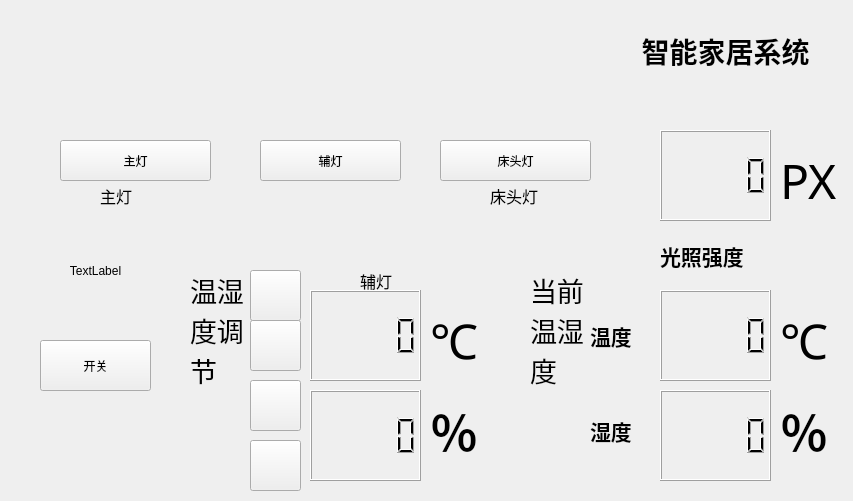
Old version of the form roomcontrol.ui in the repository WANG-zibi/IoT_CourseDesign.
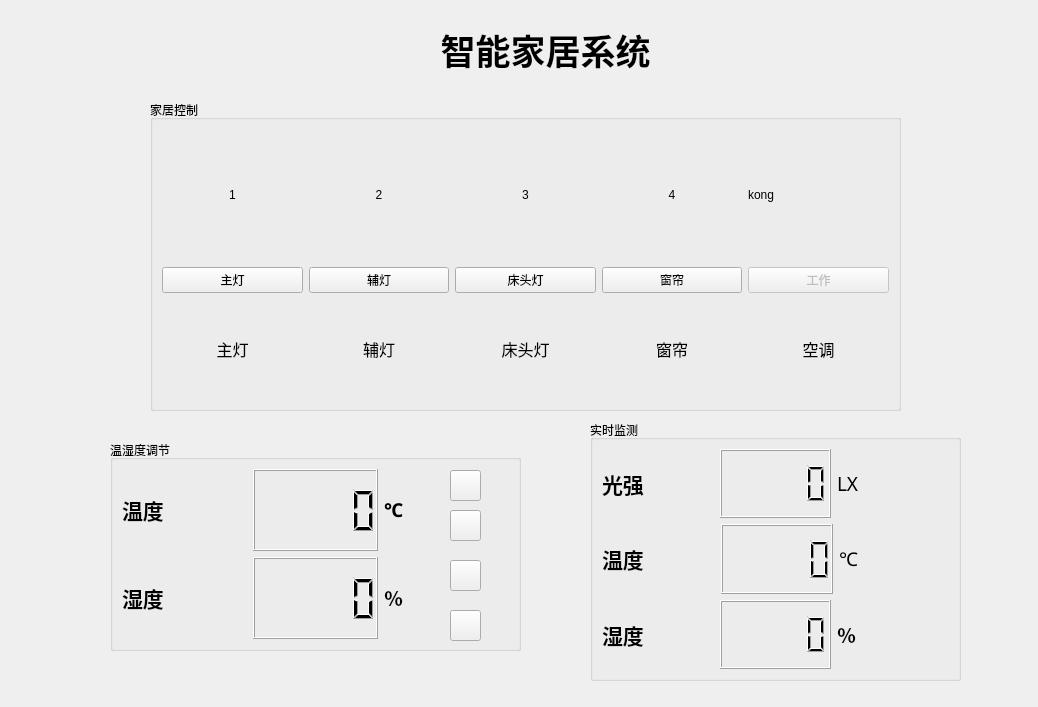
New version of the form. Icons and pictures are not drawn. Custom widgets are drawn as their Qt base class.

Diff of the .ui file:
```diff
--- a/roomcontrol.ui
+++ b/roomcontrol.ui
@@ -6,308 +6,24 @@
    <rect>
     <x>0</x>
     <y>0</y>
-    <width>853</width>
-    <height>501</height>
+    <width>1038</width>
+    <height>707</height>
    </rect>
   </property>
   <property name="windowTitle">
    <string>Form</string>
   </property>
-  <widget class="QWidget" name="layoutWidget">
-   <property name="geometry">
-    <rect>
-     <x>50</x>
-     <y>9</y>
-     <width>551</width>
-     <height>131</height>
-    </rect>
-   </property>
-   <layout class="QHBoxLayout" name="horizontalLayout">
-    <item>
-     <layout class="QVBoxLayout" name="verticalLayout">
-      <item>
-       <widget class="QLabel" name="deng1">
-        <property name="text">
-         <string/>
-        </property>
-        <property name="alignment">
-         <set>Qt::AlignCenter</set>
-        </property>
-       </widget>
-      </item>
-     </layout>
-    </item>
-    <item>
-     <layout class="QVBoxLayout" name="verticalLayout_2">
-      <item>
-       <widget class="QLabel" name="deng2">
-        <property name="text">
-         <string/>
-        </property>
-        <property name="alignment">
-         <set>Qt::AlignCenter</set>
-        </property>
-       </widget>
-      </item>
-     </layout>
-    </item>
-    <item>
-     <layout class="QVBoxLayout" name="verticalLayout_3">
-      <item>
-       <widget class="QLabel" name="deng3">
-        <property name="text">
-         <string/>
-        </property>
-        <property name="alignment">
-         <set>Qt::AlignCenter</set>
-        </property>
-       </widget>
-      </item>
-     </layout>
-    </item>
-   </layout>
-  </widget>
-  <widget class="SwitchButton" name="pushButton">
-   <property name="geometry">
-    <rect>
-     <x>40</x>
-     <y>340</y>
-     <width>111</width>
-     <height>51</height>
-    </rect>
-   </property>
-   <property name="maximumSize">
-    <size>
-     <width>1000</width>
-     <height>500</height>
-    </size>
-   </property>
-   <property name="text">
-    <string>开关</string>
-   </property>
-  </widget>
-  <widget class="QLabel" name="curtain">
-   <property name="geometry">
-    <rect>
-     <x>40</x>
-     <y>220</y>
-     <width>111</width>
-     <height>101</height>
-    </rect>
-   </property>
-   <property name="text">
-    <string>TextLabel</string>
-   </property>
-   <property name="alignment">
-    <set>Qt::AlignCenter</set>
-   </property>
-  </widget>
-  <widget class="QLCDNumber" name="lcdNumber">
-   <property name="geometry">
-    <rect>
-     <x>660</x>
-     <y>290</y>
-     <width>111</width>
-     <height>91</height>
-    </rect>
-   </property>
-  </widget>
-  <widget class="QLCDNumber" name="lcdNumber_2">
-   <property name="geometry">
-    <rect>
-     <x>660</x>
-     <y>390</y>
-     <width>111</width>
-     <height>91</height>
-    </rect>
-   </property>
-  </widget>
-  <widget class="QLabel" name="label">
-   <property name="geometry">
-    <rect>
-     <x>780</x>
-     <y>300</y>
-     <width>72</width>
-     <height>81</height>
-    </rect>
-   </property>
-   <property name="font">
-    <font>
-     <family>黑体</family>
-     <pointsize>36</pointsize>
-    </font>
-   </property>
-   <property name="text">
-    <string>℃</string>
-   </property>
-  </widget>
-  <widget class="QLabel" name="label_2">
-   <property name="geometry">
-    <rect>
-     <x>780</x>
-     <y>390</y>
-     <width>72</width>
-     <height>81</height>
-    </rect>
-   </property>
-   <property name="font">
-    <font>
-     <family>黑体</family>
-     <pointsize>36</pointsize>
-     <weight>75</weight>
-     <bold>true</bold>
-    </font>
-   </property>
-   <property name="text">
-    <string>％</string>
-   </property>
-  </widget>
-  <widget class="SwitchButton" name="pushButton1">
-   <property name="geometry">
-    <rect>
-     <x>60</x>
-     <y>140</y>
-     <width>151</width>
-     <height>41</height>
-    </rect>
-   </property>
-   <property name="text">
-    <string>主灯</string>
-   </property>
-  </widget>
-  <widget class="SwitchButton" name="pushButton_2">
-   <property name="geometry">
-    <rect>
-     <x>260</x>
-     <y>140</y>
-     <width>141</width>
-     <height>41</height>
-    </rect>
-   </property>
-   <property name="text">
-    <string>辅灯</string>
-   </property>
-  </widget>
-  <widget class="SwitchButton" name="pushButton_3">
-   <property name="geometry">
-    <rect>
-     <x>440</x>
-     <y>140</y>
-     <width>151</width>
-     <height>41</height>
-    </rect>
-   </property>
-   <property name="text">
-    <string>床头灯</string>
-   </property>
-  </widget>
-  <widget class="QLabel" name="label_3">
-   <property name="geometry">
-    <rect>
-     <x>100</x>
-     <y>180</y>
-     <width>71</width>
-     <height>31</height>
-    </rect>
-   </property>
-   <property name="font">
-    <font>
-     <pointsize>12</pointsize>
-    </font>
-   </property>
-   <property name="text">
-    <string>主灯</string>
-   </property>
-  </widget>
-  <widget class="QLabel" name="label_4">
-   <property name="geometry">
-    <rect>
-     <x>360</x>
-     <y>260</y>
-     <width>81</width>
-     <height>41</height>
-    </rect>
-   </property>
-   <property name="font">
-    <font>
-     <pointsize>12</pointsize>
-    </font>
-   </property>
-   <property name="text">
-    <string>辅灯</string>
-   </property>
-  </widget>
-  <widget class="QLabel" name="label_5">
-   <property name="geometry">
-    <rect>
-     <x>490</x>
-     <y>180</y>
-     <width>81</width>
-     <height>31</height>
-    </rect>
-   </property>
-   <property name="font">
-    <font>
-     <pointsize>12</pointsize>
-    </font>
-   </property>
-   <property name="text">
-    <string>床头灯</string>
-   </property>
-  </widget>
-  <widget class="QLabel" name="label_6">
-   <property name="geometry">
-    <rect>
-     <x>590</x>
-     <y>300</y>
-     <width>61</width>
-     <height>71</height>
-    </rect>
-   </property>
-   <property name="font">
-    <font>
-     <family>黑体</family>
-     <pointsize>16</pointsize>
-     <weight>75</weight>
-     <bold>true</bold>
-    </font>
-   </property>
-   <property name="text">
-    <string>温度</string>
-   </property>
-  </widget>
-  <widget class="QLabel" name="label_7">
-   <property name="geometry">
-    <rect>
-     <x>590</x>
-     <y>390</y>
-     <width>61</width>
-     <height>81</height>
-    </rect>
-   </property>
-   <property name="font">
-    <font>
-     <family>黑体</family>
-     <pointsize>16</pointsize>
-     <weight>75</weight>
-     <bold>true</bold>
-    </font>
-   </property>
-   <property name="text">
-    <string>湿度</string>
-   </property>
-  </widget>
   <widget class="QPushButton" name="plus">
    <property name="geometry">
     <rect>
-     <x>250</x>
-     <y>270</y>
-     <width>51</width>
-     <height>51</height>
+     <x>450</x>
+     <y>470</y>
+     <width>31</width>
+     <height>31</height>
     </rect>
    </property>
    <property name="styleSheet">
-    <string notr="true">image: url(:/new/prefix2/images/light/temp_add.png);</string>
+    <string notr="true">border-image: url(:/new/prefix2/images/light/temp_add.png);</string>
    </property>
    <property name="text">
     <string/>
@@ -316,90 +32,30 @@
   <widget class="QPushButton" name="sub">
    <property name="geometry">
     <rect>
-     <x>250</x>
-     <y>320</y>
-     <width>51</width>
-     <height>51</height>
+     <x>450</x>
+     <y>510</y>
+     <width>31</width>
+     <height>31</height>
     </rect>
    </property>
    <property name="styleSheet">
-    <string notr="true">image: url(:/new/prefix2/images/light/temp_sub.png);</string>
+    <string notr="true">border-image: url(:/new/prefix2/images/light/temp_sub.png);</string>
    </property>
    <property name="text">
     <string/>
    </property>
   </widget>
-  <widget class="QLCDNumber" name="lcdNumber_3">
-   <property name="geometry">
-    <rect>
-     <x>310</x>
-     <y>390</y>
-     <width>111</width>
-     <height>91</height>
-    </rect>
-   </property>
-  </widget>
-  <widget class="QLCDNumber" name="lcdNumber_4">
-   <property name="geometry">
-    <rect>
-     <x>310</x>
-     <y>290</y>
-     <width>111</width>
-     <height>91</height>
-    </rect>
-   </property>
-  </widget>
-  <widget class="QLabel" name="label_8">
-   <property name="geometry">
-    <rect>
-     <x>430</x>
-     <y>390</y>
-     <width>72</width>
-     <height>81</height>
-    </rect>
-   </property>
-   <property name="font">
-    <font>
-     <family>黑体</family>
-     <pointsize>36</pointsize>
-     <weight>75</weight>
-     <bold>true</bold>
-    </font>
-   </property>
-   <property name="text">
-    <string>％</string>
-   </property>
-  </widget>
-  <widget class="QLabel" name="label_9">
-   <property name="geometry">
-    <rect>
-     <x>430</x>
-     <y>300</y>
-     <width>72</width>
-     <height>81</height>
-    </rect>
-   </property>
-   <property name="font">
-    <font>
-     <family>黑体</family>
-     <pointsize>36</pointsize>
-    </font>
-   </property>
-   <property name="text">
-    <string>℃</string>
-   </property>
-  </widget>
   <widget class="QPushButton" name="sub_2">
    <property name="geometry">
     <rect>
-     <x>250</x>
-     <y>440</y>
-     <width>51</width>
-     <height>51</height>
+     <x>450</x>
+     <y>610</y>
+     <width>31</width>
+     <height>31</height>
     </rect>
    </property>
    <property name="styleSheet">
-    <string notr="true">image: url(:/new/prefix2/images/light/temp_sub.png);</string>
+    <string notr="true">border-image: url(:/new/prefix2/images/light/temp_sub.png);</string>
    </property>
    <property name="text">
     <string/>
@@ -408,106 +64,26 @@
   <widget class="QPushButton" name="plus_2">
    <property name="geometry">
     <rect>
-     <x>250</x>
-     <y>380</y>
-     <width>51</width>
-     <height>51</height>
+     <x>450</x>
+     <y>560</y>
+     <width>31</width>
+     <height>31</height>
     </rect>
    </property>
    <property name="styleSheet">
-    <string notr="true">image: url(:/new/prefix2/images/light/temp_add.png);</string>
+    <string notr="true">border-image: url(:/new/prefix2/images/light/temp_add.png);</string>
    </property>
    <property name="text">
     <string/>
    </property>
   </widget>
-  <widget class="QLabel" name="kongtiao">
-   <property name="geometry">
-    <rect>
-     <x>270</x>
-     <y>210</y>
-     <width>211</width>
-     <height>51</height>
-    </rect>
-   </property>
-   <property name="text">
-    <string/>
-   </property>
-  </widget>
-  <widget class="QLabel" name="label_10">
-   <property name="geometry">
-    <rect>
-     <x>170</x>
-     <y>274</y>
-     <width>72</width>
-     <height>201</height>
-    </rect>
-   </property>
-   <property name="text">
-    <string/>
-   </property>
-  </widget>
-  <widget class="QLabel" name="label_11">
-   <property name="geometry">
-    <rect>
-     <x>190</x>
-     <y>270</y>
-     <width>61</width>
-     <height>211</height>
-    </rect>
-   </property>
-   <property name="font">
-    <font>
-     <family>微软雅黑</family>
-     <pointsize>20</pointsize>
-     <weight>50</weight>
-     <bold>false</bold>
-    </font>
-   </property>
-   <property name="text">
-    <string>温湿度调节</string>
-   </property>
-   <property name="alignment">
-    <set>Qt::AlignLeading|Qt::AlignLeft|Qt::AlignTop</set>
-   </property>
-   <property name="wordWrap">
-    <bool>true</bool>
-   </property>
-  </widget>
-  <widget class="QLabel" name="label_12">
-   <property name="geometry">
-    <rect>
-     <x>530</x>
-     <y>270</y>
-     <width>61</width>
-     <height>211</height>
-    </rect>
-   </property>
-   <property name="font">
-    <font>
-     <family>微软雅黑</family>
-     <pointsize>20</pointsize>
-     <weight>50</weight>
-     <bold>false</bold>
-    </font>
-   </property>
-   <property name="text">
-    <string>当前温湿度</string>
-   </property>
-   <property name="alignment">
-    <set>Qt::AlignLeading|Qt::AlignLeft|Qt::AlignTop</set>
-   </property>
-   <property name="wordWrap">
-    <bool>true</bool>
-   </property>
-  </widget>
   <widget class="QLabel" name="label_13">
    <property name="geometry">
     <rect>
-     <x>600</x>
-     <y>0</y>
-     <width>251</width>
-     <height>101</height>
+     <x>380</x>
+     <y>-20</y>
+     <width>331</width>
+     <height>141</height>
     </rect>
    </property>
    <property name="font">
@@ -519,62 +95,438 @@
     </font>
    </property>
    <property name="text">
-    <string>智能家居系统</string>
+    <string>&lt;html&gt;&lt;head/&gt;&lt;body&gt;&lt;p&gt;&lt;span style=&quot; font-size:26pt;&quot;&gt;智能家居系统&lt;/span&gt;&lt;/p&gt;&lt;/body&gt;&lt;/html&gt;</string>
    </property>
    <property name="alignment">
     <set>Qt::AlignCenter</set>
    </property>
   </widget>
-  <widget class="QLabel" name="label_14">
+  <widget class="QGroupBox" name="groupBox">
    <property name="geometry">
     <rect>
-     <x>780</x>
-     <y>140</y>
-     <width>72</width>
-     <height>81</height>
+     <x>150</x>
+     <y>100</y>
+     <width>751</width>
+     <height>311</height>
     </rect>
    </property>
-   <property name="font">
-    <font>
-     <family>黑体</family>
-     <pointsize>36</pointsize>
-    </font>
+   <property name="title">
+    <string>家居控制</string>
    </property>
-   <property name="text">
-    <string>PX</string>
-   </property>
+   <layout class="QHBoxLayout" name="horizontalLayout_3">
+    <item>
+     <layout class="QVBoxLayout" name="verticalLayout_5">
+      <item>
+       <layout class="QHBoxLayout" name="horizontalLayout">
+        <item>
+         <widget class="QLabel" name="deng1">
+          <property name="text">
+           <string>1</string>
+          </property>
+          <property name="alignment">
+           <set>Qt::AlignCenter</set>
+          </property>
+         </widget>
+        </item>
+        <item>
+         <widget class="QLabel" name="deng2">
+          <property name="text">
+           <string>2</string>
+          </property>
+          <property name="alignment">
+           <set>Qt::AlignCenter</set>
+          </property>
+         </widget>
+        </item>
+        <item>
+         <widget class="QLabel" name="deng3">
+          <property name="text">
+           <string>3</string>
+          </property>
+          <property name="alignment">
+           <set>Qt::AlignCenter</set>
+          </property>
+         </widget>
+        </item>
+        <item>
+         <widget class="QLabel" name="curtain">
+          <property name="text">
+           <string>4</string>
+          </property>
+          <property name="alignment">
+           <set>Qt::AlignCenter</set>
+          </property>
+         </widget>
+        </item>
+        <item>
+         <widget class="QLabel" name="kongtiao">
+          <property name="text">
+           <string>kong</string>
+          </property>
+         </widget>
+        </item>
+       </layout>
+      </item>
+      <item>
+       <layout class="QHBoxLayout" name="horizontalLayout_2">
+        <item>
+         <layout class="QVBoxLayout" name="verticalLayout">
+          <item>
+           <widget class="SwitchButton" name="pushButton1">
+            <property name="styleSheet">
+             <string notr="true">font: 14pt &quot;黑体&quot;;</string>
+            </property>
+            <property name="text">
+             <string>主灯</string>
+            </property>
+           </widget>
+          </item>
+          <item>
+           <widget class="QLabel" name="label_3">
+            <property name="font">
+             <font>
+              <pointsize>12</pointsize>
+             </font>
+            </property>
+            <property name="text">
+             <string>&lt;center&gt;主灯&lt;/center&gt;</string>
+            </property>
+           </widget>
+          </item>
+         </layout>
+        </item>
+        <item>
+         <layout class="QVBoxLayout" name="verticalLayout_2">
+          <item>
+           <widget class="SwitchButton" name="pushButton_2">
+            <property name="styleSheet">
+             <string notr="true">font: 14pt &quot;黑体&quot;;</string>
+            </property>
+            <property name="text">
+             <string>辅灯</string>
+            </property>
+           </widget>
+          </item>
+          <item>
+           <widget class="QLabel" name="label_4">
+            <property name="font">
+             <font>
+              <pointsize>12</pointsize>
+             </font>
+            </property>
+            <property name="text">
+             <string>&lt;center&gt;辅灯&lt;/center&gt;</string>
+            </property>
+           </widget>
+          </item>
+         </layout>
+        </item>
+        <item>
+         <layout class="QVBoxLayout" name="verticalLayout_3">
+          <item>
+           <widget class="SwitchButton" name="pushButton_3">
+            <property name="styleSheet">
+             <string notr="true">font: 14pt &quot;黑体&quot;;</string>
+            </property>
+            <property name="text">
+             <string>床头灯</string>
+            </property>
+           </widget>
+          </item>
+          <item>
+           <widget class="QLabel" name="label_5">
+            <property name="font">
+             <font>
+              <pointsize>12</pointsize>
+             </font>
+            </property>
+            <property name="text">
+             <string>&lt;center&gt;床头灯&lt;/center&gt;</string>
+            </property>
+           </widget>
+          </item>
+         </layout>
+        </item>
+        <item>
+         <layout class="QVBoxLayout" name="verticalLayout_4">
+          <item>
+           <widget class="SwitchButton" name="pushButton_4">
+            <property name="enabled">
+             <bool>true</bool>
+            </property>
+            <property name="styleSheet">
+             <string notr="true">font: 14pt &quot;黑体&quot;;</string>
+            </property>
+            <property name="text">
+             <string>窗帘</string>
+            </property>
+           </widget>
+          </item>
+          <item>
+           <widget class="QLabel" name="label_16">
+            <property name="font">
+             <font>
+              <pointsize>12</pointsize>
+             </font>
+            </property>
+            <property name="text">
+             <string>&lt;center&gt;窗帘&lt;/center&gt;</string>
+            </property>
+           </widget>
+          </item>
+         </layout>
+        </item>
+        <item>
+         <layout class="QVBoxLayout" name="verticalLayout_7">
+          <item>
+           <widget class="SwitchButton" name="pushButton_5">
+            <property name="enabled">
+             <bool>false</bool>
+            </property>
+            <property name="styleSheet">
+             <string notr="true">font: 14pt &quot;黑体&quot;;</string>
+            </property>
+            <property name="text">
+             <string>工作</string>
+            </property>
+           </widget>
+          </item>
+          <item>
+           <widget class="QLabel" name="label_17">
+            <property name="font">
+             <font>
+              <pointsize>12</pointsize>
+             </font>
+            </property>
+            <property name="text">
+             <string>&lt;center&gt;空调&lt;/center&gt;</string>
+            </property>
+           </widget>
+          </item>
+         </layout>
+        </item>
+       </layout>
+      </item>
+     </layout>
+    </item>
+   </layout>
+   <zorder></zorder>
   </widget>
-  <widget class="QLCDNumber" name="lcdNumber_5">
+  <widget class="QGroupBox" name="groupBox_2">
    <property name="geometry">
     <rect>
-     <x>660</x>
-     <y>130</y>
-     <width>111</width>
-     <height>91</height>
+     <x>590</x>
+     <y>420</y>
+     <width>371</width>
+     <height>261</height>
     </rect>
    </property>
+   <property name="title">
+    <string>实时监测</string>
+   </property>
+   <layout class="QHBoxLayout" name="horizontalLayout_7">
+    <item>
+     <layout class="QVBoxLayout" name="verticalLayout_6">
+      <item>
+       <layout class="QHBoxLayout" name="horizontalLayout_6">
+        <item>
+         <widget class="QLabel" name="label_15">
+          <property name="font">
+           <font>
+            <family>黑体</family>
+            <pointsize>16</pointsize>
+            <weight>75</weight>
+            <bold>true</bold>
+           </font>
+          </property>
+          <property name="text">
+           <string>光强</string>
+          </property>
+         </widget>
+        </item>
+        <item>
+         <widget class="QLCDNumber" name="lcdNumber_5"/>
+        </item>
+        <item>
+         <widget class="QLabel" name="label_14">
+          <property name="font">
+           <font>
+            <family>黑体</family>
+            <pointsize>36</pointsize>
+           </font>
+          </property>
+          <property name="text">
+           <string>&lt;html&gt;&lt;head/&gt;&lt;body&gt;&lt;p&gt;&lt;span style=&quot; font-size:14pt;&quot;&gt;LX&lt;/span&gt;&lt;/p&gt;&lt;/body&gt;&lt;/html&gt;</string>
+          </property>
+         </widget>
+        </item>
+       </layout>
+      </item>
+      <item>
+       <layout class="QHBoxLayout" name="horizontalLayout_4">
+        <item>
+         <widget class="QLabel" name="label_6">
+          <property name="font">
+           <font>
+            <family>黑体</family>
+            <pointsize>16</pointsize>
+            <weight>75</weight>
+            <bold>true</bold>
+           </font>
+          </property>
+          <property name="text">
+           <string>温度</string>
+          </property>
+         </widget>
+        </item>
+        <item>
+         <widget class="QLCDNumber" name="lcdNumber"/>
+        </item>
+        <item>
+         <widget class="QLabel" name="label">
+          <property name="maximumSize">
+           <size>
+            <width>110</width>
+            <height>16777215</height>
+           </size>
+          </property>
+          <property name="font">
+           <font>
+            <family>黑体</family>
+            <pointsize>36</pointsize>
+           </font>
+          </property>
+          <property name="text">
+           <string>&lt;html&gt;&lt;head/&gt;&lt;body&gt;&lt;p&gt;&lt;span style=&quot; font-size:14pt;&quot;&gt;℃&lt;/span&gt;&lt;/p&gt;&lt;/body&gt;&lt;/html&gt;</string>
+          </property>
+         </widget>
+        </item>
+       </layout>
+      </item>
+      <item>
+       <layout class="QHBoxLayout" name="horizontalLayout_5">
+        <item>
+         <widget class="QLabel" name="label_7">
+          <property name="font">
+           <font>
+            <family>黑体</family>
+            <pointsize>16</pointsize>
+            <weight>75</weight>
+            <bold>true</bold>
+           </font>
+          </property>
+          <property name="text">
+           <string>湿度</string>
+          </property>
+         </widget>
+        </item>
+        <item>
+         <widget class="QLCDNumber" name="lcdNumber_2"/>
+        </item>
+        <item>
+         <widget class="QLabel" name="label_2">
+          <property name="font">
+           <font>
+            <family>黑体</family>
+            <pointsize>36</pointsize>
+            <weight>75</weight>
+            <bold>true</bold>
+           </font>
+          </property>
+          <property name="text">
+           <string>&lt;html&gt;&lt;head/&gt;&lt;body&gt;&lt;p&gt;&lt;span style=&quot; font-size:14pt;&quot;&gt;％&lt;/span&gt;&lt;/p&gt;&lt;/body&gt;&lt;/html&gt;</string>
+          </property>
+         </widget>
+        </item>
+       </layout>
+      </item>
+     </layout>
+    </item>
+   </layout>
   </widget>
-  <widget class="QLabel" name="label_15">
+  <widget class="QGroupBox" name="groupBox_3">
    <property name="geometry">
     <rect>
-     <x>660</x>
-     <y>220</y>
-     <width>111</width>
-     <height>71</height>
+     <x>110</x>
+     <y>440</y>
+     <width>411</width>
+     <height>211</height>
     </rect>
    </property>
-   <property name="font">
-    <font>
-     <family>黑体</family>
-     <pointsize>16</pointsize>
-     <weight>75</weight>
-     <bold>true</bold>
-    </font>
+   <property name="title">
+    <string>温湿度调节</string>
    </property>
-   <property name="text">
-    <string>光照强度</string>
-   </property>
+   <layout class="QHBoxLayout" name="horizontalLayout_10">
+    <item>
+     <layout class="QVBoxLayout" name="verticalLayout_9">
+      <item>
+       <layout class="QHBoxLayout" name="horizontalLayout_9">
+        <item>
+         <widget class="QLabel" name="label_11">
+          <property name="text">
+           <string>&lt;html&gt;&lt;head/&gt;&lt;body&gt;&lt;p&gt;&lt;span style=&quot; font-size:16pt; font-weight:600;&quot;&gt;温度&lt;/span&gt;&lt;/p&gt;&lt;/body&gt;&lt;/html&gt;</string>
+          </property>
+         </widget>
+        </item>
+        <item>
+         <widget class="QLCDNumber" name="lcdNumber_4"/>
+        </item>
+        <item>
+         <widget class="QLabel" name="label_9">
+          <property name="font">
+           <font>
+            <family>黑体</family>
+            <pointsize>36</pointsize>
+           </font>
+          </property>
+          <property name="text">
+           <string>&lt;html&gt;&lt;head/&gt;&lt;body&gt;&lt;p&gt;&lt;span style=&quot; font-size:14pt; font-weight:600;&quot;&gt;℃&lt;/span&gt;&lt;/p&gt;&lt;/body&gt;&lt;/html&gt;</string>
+          </property>
+         </widget>
+        </item>
+       </layout>
+      </item>
+      <item>
+       <layout class="QHBoxLayout" name="horizontalLayout_8">
+        <item>
+         <widget class="QLabel" name="label_12">
+          <property name="text">
+           <string>&lt;html&gt;&lt;head/&gt;&lt;body&gt;&lt;p&gt;&lt;span style=&quot; font-size:16pt; font-weight:600;&quot;&gt;湿度&lt;/span&gt;&lt;/p&gt;&lt;/body&gt;&lt;/html&gt;</string>
+          </property>
+         </widget>
+        </item>
+        <item>
+         <widget class="QLCDNumber" name="lcdNumber_3"/>
+        </item>
+        <item>
+         <widget class="QLabel" name="label_8">
+          <property name="font">
+           <font>
+            <family>黑体</family>
+            <pointsize>36</pointsize>
+            <weight>75</weight>
+            <bold>true</bold>
+           </font>
+          </property>
+          <property name="text">
+           <string>&lt;html&gt;&lt;head/&gt;&lt;body&gt;&lt;p&gt;&lt;span style=&quot; font-size:14pt;&quot;&gt;％&lt;/span&gt;&lt;/p&gt;&lt;/body&gt;&lt;/html&gt;</string>
+          </property>
+         </widget>
+        </item>
+       </layout>
+      </item>
+     </layout>
+    </item>
+   </layout>
   </widget>
+  <zorder>groupBox_3</zorder>
+  <zorder>sub_2</zorder>
+  <zorder>plus_2</zorder>
+  <zorder>label_13</zorder>
+  <zorder>groupBox</zorder>
+  <zorder>groupBox_2</zorder>
+  <zorder>plus</zorder>
+  <zorder>sub</zorder>
  </widget>
  <customwidgets>
   <customwidget>
```
